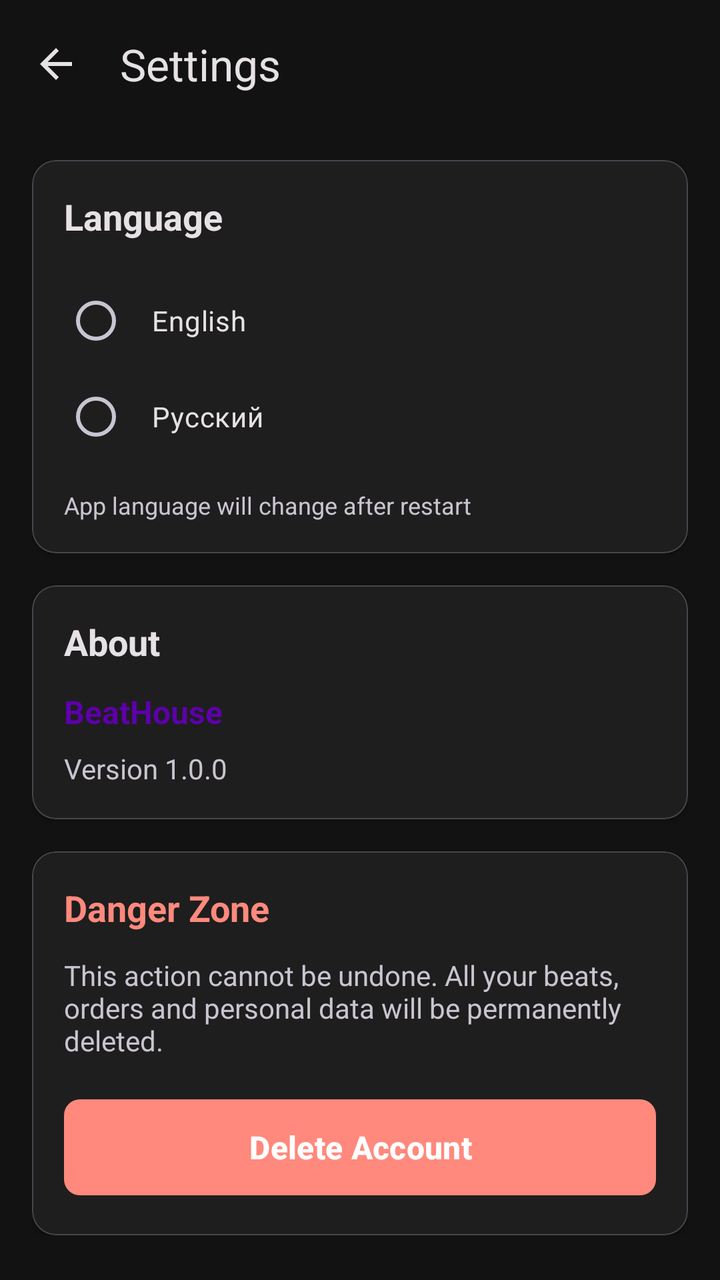
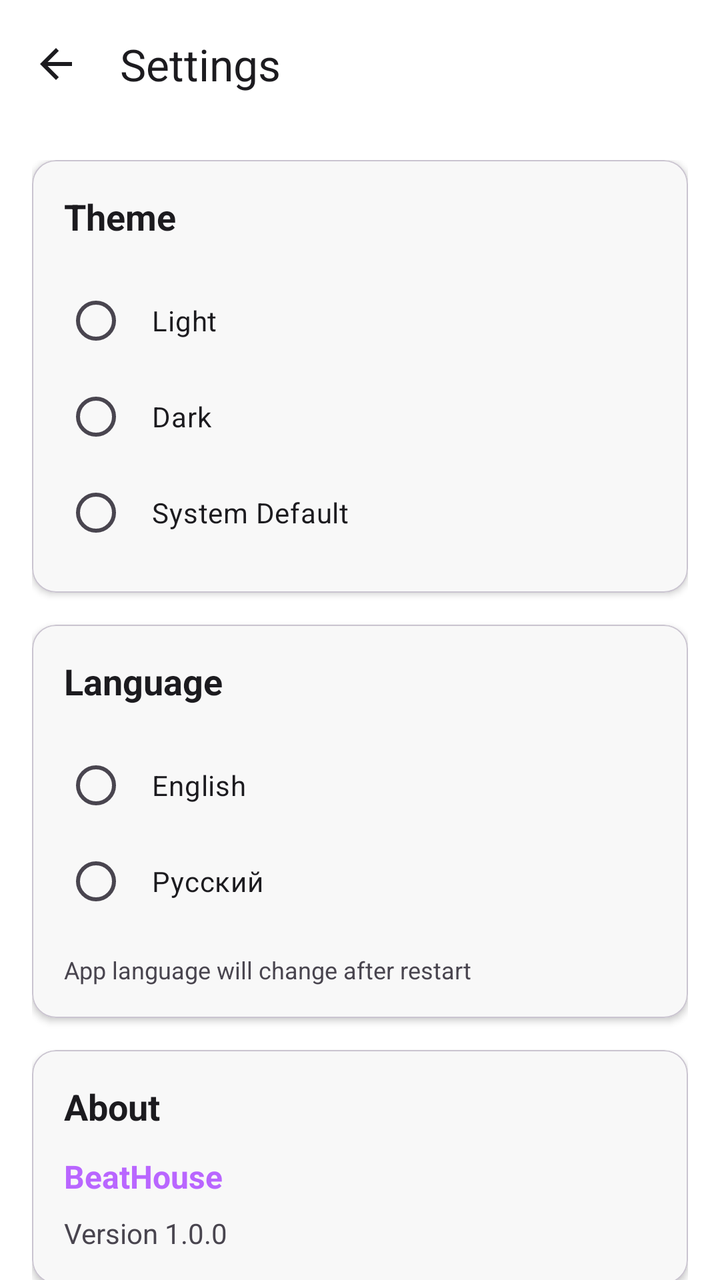

Two renders of the same Android screen: before a commit and after it. Below are the layout's source before the change and the commit's diff.
<!-- AndroidManifest.xml: application theme Theme.BeatHouse.Dark -->
<!-- res/layout/activity_settings.xml -->
<?xml version="1.0" encoding="utf-8"?>
<LinearLayout xmlns:android="http://schemas.android.com/apk/res/android"
    xmlns:app="http://schemas.android.com/apk/res-auto"
    android:layout_width="match_parent"
    android:layout_height="match_parent"
    android:orientation="vertical"
    android:background="@color/surface">

    <com.google.android.material.appbar.MaterialToolbar
        android:id="@+id/toolbar"
        android:layout_width="match_parent"
        android:layout_height="?attr/actionBarSize"
        android:background="@color/surface"
        app:title="@string/settings"
        app:titleTextColor="@color/on_surface"
        app:navigationIcon="@drawable/ic_arrow_back"
        app:navigationIconTint="@color/on_surface" />

    <androidx.core.widget.NestedScrollView
        android:layout_width="match_parent"
        android:layout_height="match_parent">

        <LinearLayout
            android:layout_width="match_parent"
            android:layout_height="wrap_content"
            android:orientation="vertical"
            android:padding="16dp">

            
            <com.google.android.material.card.MaterialCardView
                android:layout_width="match_parent"
                android:layout_height="wrap_content"
                android:layout_marginBottom="16dp"
                app:cardCornerRadius="12dp"
                app:cardElevation="2dp"
                app:cardBackgroundColor="@color/surface_container">

                <LinearLayout
                    android:layout_width="match_parent"
                    android:layout_height="wrap_content"
                    android:orientation="vertical"
                    android:padding="16dp">

                    <TextView
                        android:layout_width="wrap_content"
                        android:layout_height="wrap_content"
                        android:text="@string/language"
                        android:textColor="@color/on_surface"
                        android:textSize="18sp"
                        android:textStyle="bold"
                        android:layout_marginBottom="16dp" />

                    <RadioGroup
                        android:id="@+id/rgLanguage"
                        android:layout_width="match_parent"
                        android:layout_height="wrap_content">

                        <RadioButton
                            android:id="@+id/rbEnglish"
                            android:layout_width="match_parent"
                            android:layout_height="wrap_content"
                            android:text="@string/english"
                            android:textColor="@color/on_surface"
                            android:padding="12dp" />

                        <RadioButton
                            android:id="@+id/rbRussian"
                            android:layout_width="match_parent"
                            android:layout_height="wrap_content"
                            android:text="@string/russian"
                            android:textColor="@color/on_surface"
                            android:padding="12dp" />

                    </RadioGroup>

                    <TextView
                        android:layout_width="match_parent"
                        android:layout_height="wrap_content"
                        android:layout_marginTop="12dp"
                        android:text="@string/language_will_change"
                        android:textColor="@color/on_surface_variant"
                        android:textSize="12sp" />

                </LinearLayout>

            </com.google.android.material.card.MaterialCardView>

            
            <com.google.android.material.card.MaterialCardView
                android:layout_width="match_parent"
                android:layout_height="wrap_content"
                android:layout_marginBottom="16dp"
                app:cardCornerRadius="12dp"
                app:cardElevation="2dp"
                app:cardBackgroundColor="@color/surface_container">

                <LinearLayout
                    android:layout_width="match_parent"
                    android:layout_height="wrap_content"
                    android:orientation="vertical"
                    android:padding="16dp">

                    <TextView
                        android:layout_width="wrap_content"
                        android:layout_height="wrap_content"
                        android:text="@string/about"
                        android:textColor="@color/on_surface"
                        android:textSize="18sp"
                        android:textStyle="bold"
                        android:layout_marginBottom="12dp" />

                    <TextView
                        android:layout_width="wrap_content"
                        android:layout_height="wrap_content"
                        android:text="@string/app_name"
                        android:textColor="@color/primary"
                        android:textSize="16sp"
                        android:textStyle="bold" />

                    <TextView
                        android:layout_width="wrap_content"
                        android:layout_height="wrap_content"
                        android:layout_marginTop="8dp"
                        android:text="@string/version"
                        android:textColor="@color/on_surface_variant"
                        android:textSize="14sp" />

                </LinearLayout>

            </com.google.android.material.card.MaterialCardView>

            
            <com.google.android.material.card.MaterialCardView
                android:layout_width="match_parent"
                android:layout_height="wrap_content"
                app:cardCornerRadius="12dp"
                app:cardElevation="2dp"
                app:cardBackgroundColor="@color/surface_container">

                <LinearLayout
                    android:layout_width="match_parent"
                    android:layout_height="wrap_content"
                    android:orientation="vertical"
                    android:padding="16dp">

                    <TextView
                        android:layout_width="wrap_content"
                        android:layout_height="wrap_content"
                        android:text="@string/danger_zone"
                        android:textColor="@color/error_red"
                        android:textSize="18sp"
                        android:textStyle="bold"
                        android:layout_marginBottom="12dp" />

                    <TextView
                        android:layout_width="match_parent"
                        android:layout_height="wrap_content"
                        android:text="@string/delete_account_warning"
                        android:textColor="@color/on_surface_variant"
                        android:textSize="14sp"
                        android:layout_marginBottom="16dp" />

                    <com.google.android.material.button.MaterialButton
                        android:id="@+id/btnDeleteAccount"
                        android:layout_width="match_parent"
                        android:layout_height="56dp"
                        android:text="@string/delete_account"
                        android:textSize="16sp"
                        android:textStyle="bold"
                        android:textColor="@android:color/white"
                        app:cornerRadius="8dp"
                        app:backgroundTint="@color/error_red" />

                </LinearLayout>

            </com.google.android.material.card.MaterialCardView>

        </LinearLayout>

    </androidx.core.widget.NestedScrollView>

</LinearLayout>
<!-- resources referenced by this layout -->
<resources>
  <color name="error_red">#FF897D</color>
  <color name="on_surface">#E6E1E5</color>
  <color name="on_surface_variant">#CAC4D0</color>
  <color name="primary">#5D00AA</color>
  <color name="surface">#121212</color>
  <color name="surface_container">#1E1E1E</color>
  <!-- drawable ic_arrow_back (drawable) -->
  <vector xmlns:android="http://schemas.android.com/apk/res/android"
      android:width="24dp"
      android:height="24dp"
      android:viewportWidth="24"
      android:viewportHeight="24">
      <path
          android:fillColor="#FFFFFF"
          android:pathData="M20,11H7.83l5.59,-5.59L12,4l-8,8 8,8 1.41,-1.41L7.83,13H20v-2z"/>
  </vector>
  <string name="about">About</string>
  <string name="app_name">BeatHouse</string>
  <string name="danger_zone">Danger Zone</string>
  <string name="delete_account">Delete Account</string>
  <string name="delete_account_warning">This action cannot be undone. All your beats, orders and personal data will be permanently deleted.</string>
  <string name="english">English</string>
  <string name="language">Language</string>
  <string name="language_will_change">App language will change after restart</string>
  <string name="russian">Русский</string>
  <string name="settings">Settings</string>
  <string name="version">Version 1.0.0</string>
  <style name="Theme.BeatHouse.Dark" parent="Theme.BeatHouse">
          <item name="colorSurface">@color/surface</item>
          <item name="android:windowBackground">@color/background</item>
      </style>
  <style name="Theme.BeatHouse" parent="Theme.Material3.DayNight.NoActionBar">
          
          <item name="colorPrimary">@color/primary</item>
          <item name="colorPrimaryContainer">@color/primary_container</item>
          <item name="colorOnPrimary">@color/on_primary</item>
          <item name="colorSecondary">@color/secondary</item>
          <item name="colorSecondaryContainer">@color/secondary_container</item>
          <item name="colorOnSecondary">@color/on_secondary</item>
          <item name="colorError">@color/error</item>
          <item name="colorErrorContainer">@color/error_container</item>
          <item name="colorOnError">@color/on_primary</item>
          <item name="colorSurface">@color/surface</item>
          <item name="colorSurfaceVariant">@color/surface_variant</item>
          <item name="colorOnSurface">@color/on_surface</item>
          <item name="colorOnSurfaceVariant">@color/on_surface_variant</item>
          <item name="colorOutline">@color/outline</item>
  
          
          <item name="android:statusBarColor">@color/surface</item>
          <item name="android:windowLightStatusBar">false</item>
  
          
          <item name="android:navigationBarColor">@color/surface</item>
          <item name="android:windowLightNavigationBar">false</item>
  
          
          <item name="android:windowBackground">@color/background</item>
  
          
          <item name="android:windowAnimationStyle">@style/Animation.BeatHouse</item>
  
          
          <item name="materialButtonStyle">@style/Widget.BeatHouse.Button</item>
          <item name="materialCardViewStyle">@style/Widget.BeatHouse.Card</item>
      </style>
  <color name="background">#121212</color>
  <color name="primary_container">#45007A</color>
  <color name="on_primary">#FFFFFF</color>
  <color name="secondary">#CBC2DB</color>
  <color name="secondary_container">#4A4458</color>
  <color name="on_secondary">#332D41</color>
  <color name="error">#F2B8B5</color>
  <color name="error_container">#8C1D18</color>
  <color name="surface_variant">#2C2C2C</color>
  <color name="outline">#938F99</color>
  <style name="Widget.BeatHouse.Card" parent="Widget.Material3.CardView.Elevated">
          <item name="cardCornerRadius">16dp</item>
          <item name="cardElevation">0dp</item>
          <item name="strokeColor">@color/outline_variant</item>
          <item name="strokeWidth">0.5dp</item>
          <item name="cardBackgroundColor">@color/surface_container</item>
      </style>
  <color name="outline_variant">#49454F</color>
  <!-- unchanged entries left out for length: 2 -->
</resources>

<!-- the commit's change to res/layout/activity_settings.xml (unified diff, before → after) -->
@@ -44,6 +44,65 @@
                     <TextView
                         android:layout_width="wrap_content"
                         android:layout_height="wrap_content"
+                        android:text="Theme"
+                        android:textColor="@color/on_surface"
+                        android:textSize="18sp"
+                        android:textStyle="bold"
+                        android:layout_marginBottom="16dp" />
+
+                    <RadioGroup
+                        android:id="@+id/rgTheme"
+                        android:layout_width="match_parent"
+                        android:layout_height="wrap_content">
+
+                        <RadioButton
+                            android:id="@+id/rbThemeLight"
+                            android:layout_width="match_parent"
+                            android:layout_height="wrap_content"
+                            android:text="Light"
+                            android:textColor="@color/on_surface"
+                            android:padding="12dp" />
+
+                        <RadioButton
+                            android:id="@+id/rbThemeDark"
+                            android:layout_width="match_parent"
+                            android:layout_height="wrap_content"
+                            android:text="Dark"
+                            android:textColor="@color/on_surface"
+                            android:padding="12dp" />
+
+                        <RadioButton
+                            android:id="@+id/rbThemeSystem"
+                            android:layout_width="match_parent"
+                            android:layout_height="wrap_content"
+                            android:text="System Default"
+                            android:textColor="@color/on_surface"
+                            android:padding="12dp" />
+
+                    </RadioGroup>
+
+                </LinearLayout>
+
+            </com.google.android.material.card.MaterialCardView>
+
+            
+            <com.google.android.material.card.MaterialCardView
+                android:layout_width="match_parent"
+                android:layout_height="wrap_content"
+                android:layout_marginBottom="16dp"
+                app:cardCornerRadius="12dp"
+                app:cardElevation="2dp"
+                app:cardBackgroundColor="@color/surface_container">
+
+                <LinearLayout
+                    android:layout_width="match_parent"
+                    android:layout_height="wrap_content"
+                    android:orientation="vertical"
+                    android:padding="16dp">
+
+                    <TextView
+                        android:layout_width="wrap_content"
+                        android:layout_height="wrap_content"
                         android:text="@string/language"
                         android:textColor="@color/on_surface"
                         android:textSize="18sp"
<!-- resource entries referenced after the edit -->
@@ -1,11 +1,11 @@
 <!-- resources referenced by this layout -->
 <resources>
-  <color name="error_red">#FF897D</color>
-  <color name="on_surface">#E6E1E5</color>
-  <color name="on_surface_variant">#CAC4D0</color>
-  <color name="primary">#5D00AA</color>
-  <color name="surface">#121212</color>
-  <color name="surface_container">#1E1E1E</color>
+  <color name="error_red">#D32F2F</color>
+  <color name="on_surface">#1C1B1F</color>
+  <color name="on_surface_variant">#49454F</color>
+  <color name="primary">#B966FF</color>
+  <color name="surface">#FFFFFF</color>
+  <color name="surface_container">#F8F8F8</color>
   <!-- drawable ic_arrow_back (drawable) -->
   <vector xmlns:android="http://schemas.android.com/apk/res/android"
       android:width="24dp"
@@ -50,11 +50,11 @@
   
           
           <item name="android:statusBarColor">@color/surface</item>
-          <item name="android:windowLightStatusBar">false</item>
+          <item name="android:windowLightStatusBar">true</item>
   
           
           <item name="android:navigationBarColor">@color/surface</item>
-          <item name="android:windowLightNavigationBar">false</item>
+          <item name="android:windowLightNavigationBar">true</item>
   
           
           <item name="android:windowBackground">@color/background</item>
@@ -66,16 +66,16 @@
           <item name="materialButtonStyle">@style/Widget.BeatHouse.Button</item>
           <item name="materialCardViewStyle">@style/Widget.BeatHouse.Card</item>
       </style>
-  <color name="background">#121212</color>
-  <color name="primary_container">#45007A</color>
+  <color name="background">#FFFFFF</color>
+  <color name="primary_container">#F2E7FF</color>
   <color name="on_primary">#FFFFFF</color>
-  <color name="secondary">#CBC2DB</color>
-  <color name="secondary_container">#4A4458</color>
-  <color name="on_secondary">#332D41</color>
-  <color name="error">#F2B8B5</color>
-  <color name="error_container">#8C1D18</color>
-  <color name="surface_variant">#2C2C2C</color>
-  <color name="outline">#938F99</color>
+  <color name="secondary">#6750A4</color>
+  <color name="secondary_container">#EADDFF</color>
+  <color name="on_secondary">#FFFFFF</color>
+  <color name="error">#B3261E</color>
+  <color name="error_container">#F9DEDC</color>
+  <color name="surface_variant">#F4F4F4</color>
+  <color name="outline">#79747E</color>
   <style name="Widget.BeatHouse.Card" parent="Widget.Material3.CardView.Elevated">
           <item name="cardCornerRadius">16dp</item>
           <item name="cardElevation">0dp</item>
@@ -83,7 +83,7 @@
           <item name="strokeWidth">0.5dp</item>
           <item name="cardBackgroundColor">@color/surface_container</item>
       </style>
-  <color name="outline_variant">#49454F</color>
+  <color name="outline_variant">#CAC4D0</color>
   <!-- unchanged entries left out for length: 2 -->
 </resources>
 
